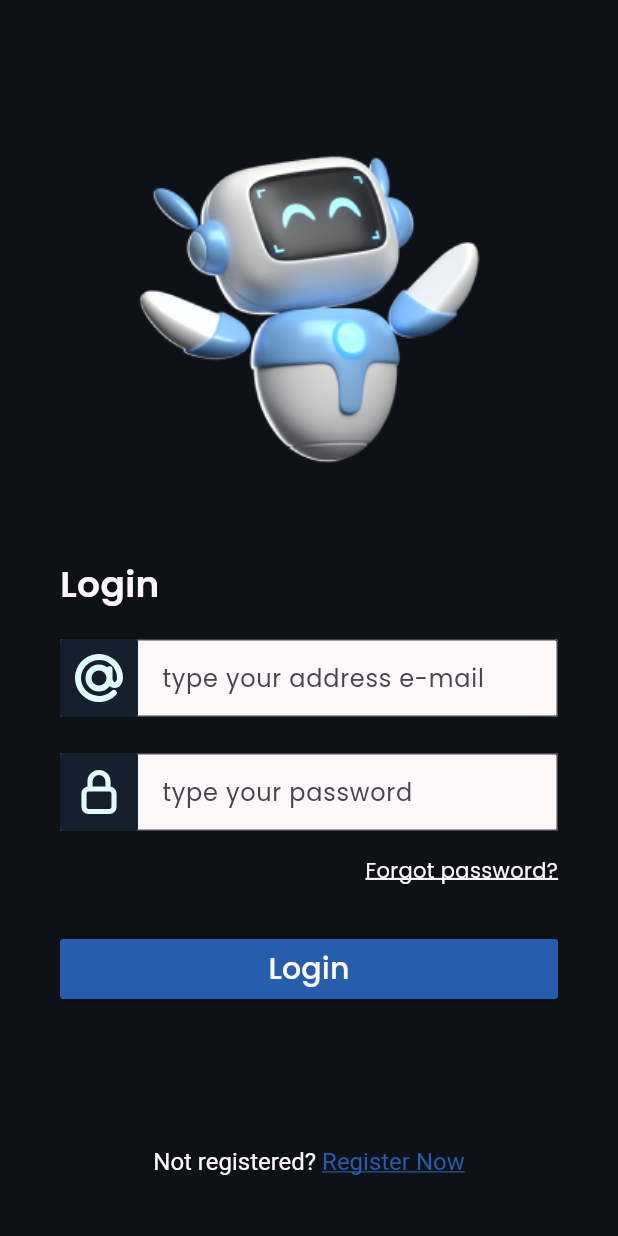
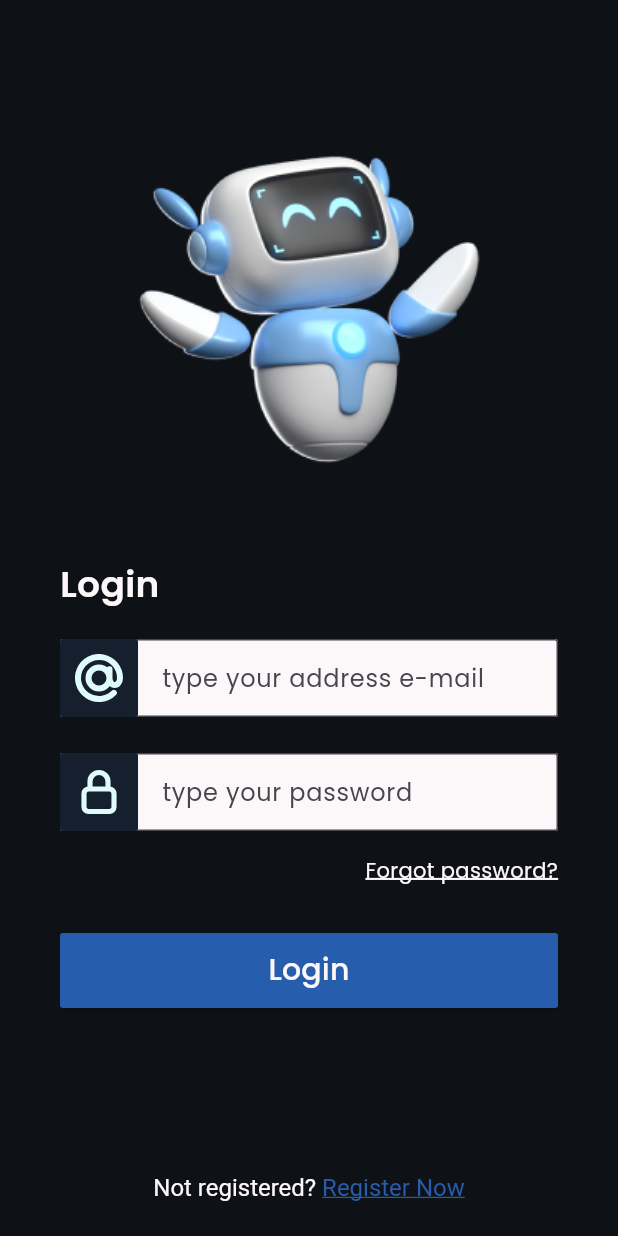
Before and after one commit to lryanborges/MyWB, a Flutter app: the screen it shows after launch, on a phone screen of 412 x 824 dp. Run offline on Flutter 3.47's test engine with Material 3 defaults, Android fonts, the light colour scheme and no system bars; our stand-ins replace flutter_svg, get.

Commit message:
alt: paddings e navbar

```diff
--- a/lib/controllers/myNavController.dart
+++ b/lib/controllers/myNavController.dart
@@ -1,7 +1,7 @@
 import 'package:get/get.dart';
 
 class MyNavController extends GetxController {
-  var currentIndex = 0.obs;
+  var currentIndex = 10.obs;
 
   void onTap(int index) {
     currentIndex.value = index;
--- a/lib/pages/init.dart
+++ b/lib/pages/init.dart
@@ -3,6 +3,7 @@ import 'package:my_wb/constants/colors.dart';
 import 'package:my_wb/widgets/bottomNavBar.dart';
 
 class Init extends StatelessWidget {
+
   @override
   Widget build(BuildContext context) {
     return Scaffold(
@@ -18,7 +19,7 @@ class Init extends StatelessWidget {
           crossAxisAlignment: CrossAxisAlignment.center,
           children: [
             Text('Olá User069! Que bom que está aqui!', style: TextStyle(fontSize: 18, color: tdFontColor),),
-            Image.asset('images/hi-robot.png'),
+            Image.asset('assets/images/hi-robot.png'),
             Text('Vamos conversar?', style: TextStyle(fontSize: 18, color: tdFontColor),),
           ],
         ),
--- a/lib/pages/login.dart
+++ b/lib/pages/login.dart
@@ -43,7 +43,7 @@ class Login extends StatelessWidget {
   Widget build(BuildContext context) {
     return Scaffold(
       backgroundColor: tdBG,
-      body: Padding (
+      body: SingleChildScrollView (
         padding: const EdgeInsets.all(40.0),
         child: Center(
           child: Column(
@@ -130,7 +130,10 @@ class Login extends StatelessWidget {
                               ),
                           ),
                           const SizedBox(height: 32.0),
-                          ElevatedButton(
+                          SizedBox(
+                            width: double.infinity,
+                            height: 50.0,
+                            child:ElevatedButton(
                               onPressed: () => _login(context),
                               child: Text(
                                 'Login',
@@ -148,11 +151,13 @@ class Login extends StatelessWidget {
                                   ),
                                 ),
                               ),
-                          )
+                            ),
+                          ),
+
                         ]
                     )
                 ),
-                Spacer(),
+                const SizedBox(height: 110.0),
                 Center(
                   child: GestureDetector(
                     onTap: () {
```
Also changed, not shown: lib/pages/register.dart (+8 -4 lines), lib/widgets/bottomNavBar.dart (+46 -24 lines), 1 other file. Lines whose indentation alone changed are shown as unchanged.
